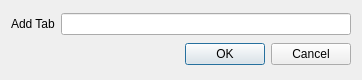
Above: src/plugins/qmldesigner/components/componentcore/addtabtotabviewdialog.ui from qt-creator/qt-creator before the change. Below: the same form after it.
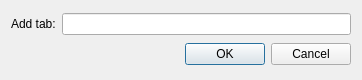
That is the form after the change. Custom widgets are drawn as their Qt base class.

Commit message:
Qt Quick Designer: fix UI text capitalization and punctuation
Fix Qt Quick Designer product name. Fix a typo in a test message.

```diff
--- a/src/plugins/qmldesigner/components/componentcore/addtabtotabviewdialog.ui
+++ b/src/plugins/qmldesigner/components/componentcore/addtabtotabviewdialog.ui
@@ -19,7 +19,7 @@
      <item>
       <widget class="QLabel" name="addTabLabel">
        <property name="text">
-        <string>Add Tab</string>
+        <string>Add tab:</string>
        </property>
       </widget>
      </item>
```
The commit also changes 5 other files.
